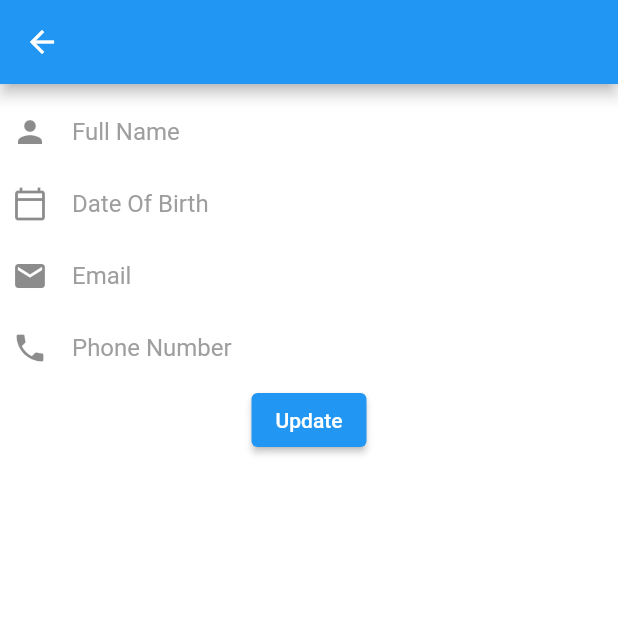
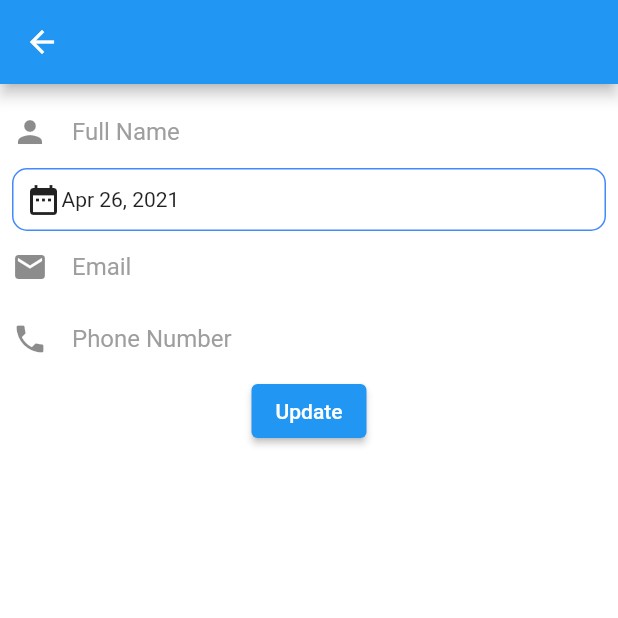
Before and after one commit to reewaz401/trabeely_app, a Flutter app: the ProfileData screen opened directly, on a phone screen of 412 x 824 dp, the top half of it. Run offline on Flutter 3.47's test engine with Material 2 defaults, Android fonts, the phone set to English and light mode, and no system bars; our stand-ins replace bubble_tab_indicator, carousel_pro, cool_alert, date_time_picker, datetime_picker_formfield, flutter_svg and 5 more; missing offline and left inert: barcode_scan_fix; accounts and stored records are empty; project files that could hold a hidden picture were left out.

Commit message:
date made for profile edit

```diff
--- a/lib/screens/Settings/userProfileEdit.dart
+++ b/lib/screens/Settings/userProfileEdit.dart
@@ -1,4 +1,5 @@
 import 'package:flutter/material.dart';
+import 'package:intl/intl.dart';
 import 'package:shared_preferences/shared_preferences.dart';
 import 'package:travel/services/usernameGetter.dart';
 
@@ -9,10 +10,19 @@ class ProfileData extends StatefulWidget {
 
 class _ProfileDataState extends State<ProfileData> {
   TextEditingController username = TextEditingController();
+  String dobformattedDate;
+  DateTime dob = DateTime.now();
+  dateMaker(DateTime date) {
+    setState(() {
+      dobformattedDate = DateFormat.yMMMd().format(date);
+    });
+  }
+
   @override
   void initState() {
     getUserName().then((value) {
       setState(() {
+        dobformattedDate = DateFormat.yMMMd().format(dob);
         username.text = value;
       });
     });
@@ -27,9 +37,37 @@ class _ProfileDataState extends State<ProfileData> {
         child: Padding(
           padding: const EdgeInsets.all(8.0),
           child: Column(
+            crossAxisAlignment: CrossAxisAlignment.start,
             children: [
               textField('Full Name', Icons.person, username),
-              textField('Date Of Birth', Icons.calendar_today_outlined),
+              GestureDetector(
+                onTap: () {
+                  showDatePicker(
+                          context: context,
+                          initialDate: DateTime(1980),
+                          firstDate: DateTime(1980),
+                          lastDate: DateTime(2020))
+                      .then((value) {
+                    print(value);
+                    dateMaker(value);
+                  });
+                },
+                child: Container(
+                  width: double.infinity,
+                  decoration: BoxDecoration(
+                      borderRadius: BorderRadius.circular(10),
+                      border: Border.all(color: Colors.blueAccent)),
+                  child: Padding(
+                    padding: const EdgeInsets.all(8.0),
+                    child: Row(
+                      children: [
+                        Icon(Icons.date_range),
+                        Text(dobformattedDate.toString()),
+                      ],
+                    ),
+                  ),
+                ),
+              ),
               textField('Email', Icons.email),
               textField('Phone Number', Icons.phone),
               Center(
```
